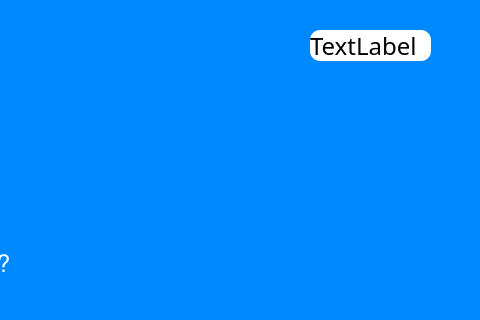
Before: the Qt Designer form mainscreen.ui in dahalujjwal/SUPR-gau-khane-katha, drawn with Qt 5; both pictures show x 770 to 1250 and y 0 to 320 of the 1250 by 648 pixel window.
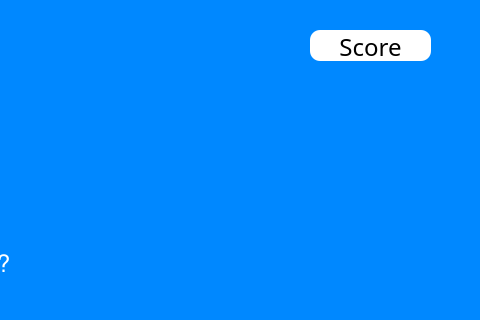
After: the same form once the commit is applied. The open tabs and pages were chosen to show the change. Icons and pictures are not drawn.

Commit message: score board

Patch:
```diff
--- a/mainscreen.ui
+++ b/mainscreen.ui
@@ -997,7 +997,7 @@
        </rect>
       </property>
       <property name="text">
-       <string>TextLabel</string>
+       <string>&lt;center&gt;Score&lt;/center&gt;</string>
       </property>
      </widget>
     </widget>
```
The commit also changes 4 other files.
